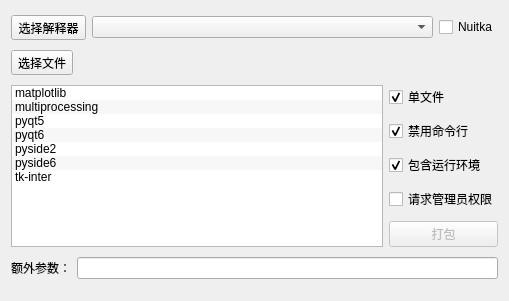
First picture: the form in plugins/basic/basic.ui, repository Avoconal/packager, before the edit.
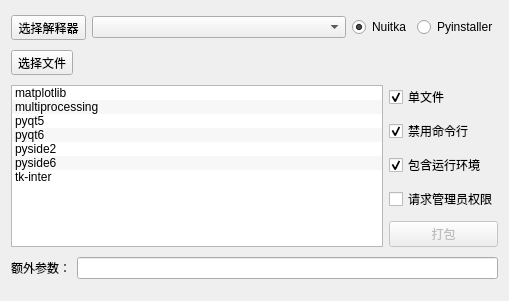
Second picture: the form after the edit. Custom widgets are drawn as their Qt base class.

What changed in the file:
```diff
--- a/plugins/basic/basic.ui
+++ b/plugins/basic/basic.ui
@@ -208,7 +208,7 @@
       </widget>
      </item>
      <item>
-      <widget class="CheckBox" name="checkbox_nuitka">
+      <widget class="RadioButton" name="checkbox_nuitka">
        <property name="sizePolicy">
         <sizepolicy hsizetype="Maximum" vsizetype="Fixed">
          <horstretch>0</horstretch>
@@ -218,6 +218,25 @@
        <property name="text">
         <string>Nuitka</string>
        </property>
+       <property name="checkable">
+        <bool>true</bool>
+       </property>
+       <property name="checked">
+        <bool>true</bool>
+       </property>
+      </widget>
+     </item>
+     <item>
+      <widget class="RadioButton" name="radioButton">
+       <property name="sizePolicy">
+        <sizepolicy hsizetype="Maximum" vsizetype="Fixed">
+         <horstretch>0</horstretch>
+         <verstretch>0</verstretch>
+        </sizepolicy>
+       </property>
+       <property name="text">
+        <string>Pyinstaller</string>
+       </property>
       </widget>
      </item>
     </layout>
@@ -255,6 +274,11 @@
    <extends>QComboBox</extends>
    <header>qfluentwidgets</header>
   </customwidget>
+  <customwidget>
+   <class>RadioButton</class>
+   <extends>QRadioButton</extends>
+   <header>qfluentwidgets</header>
+  </customwidget>
  </customwidgets>
  <tabstops>
   <tabstop>btn_select_file</tabstop>
```
